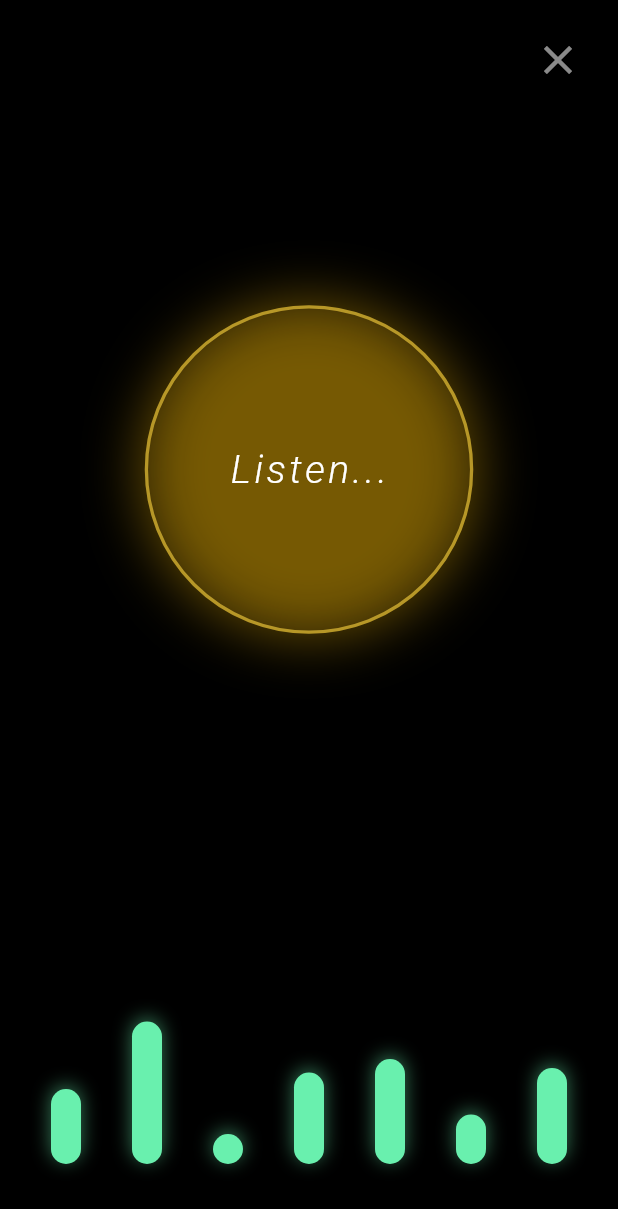
After one commit to lovelyhbym-crypto/vibe-web-app, a Flutter app: the AsmrMissionScreen screen opened directly, on a phone screen of 412 x 824 dp. The commit adds this screen. Shown: the top 1209 px of the screen. Run offline on Flutter 3.47's test engine with Material 3 defaults, Android fonts, the phone set to English and light mode, and no system bars; drawn by our look-alikes of flutter_animate; our stand-ins replace audioplayers, confetti, firebase_core, firebase_messaging, fl_chart, flutter_local_notifications and 8 more; accounts and stored records are empty; generated files the repository leaves out were written again; Roboto replaces fonts that are missing (Pretendard).

Commit message:
오디오 기능 구현

```diff
--- a/lib/features/dashboard/presentation/dashboard_screen.dart
+++ b/lib/features/dashboard/presentation/dashboard_screen.dart
@@ -157,6 +157,7 @@ class DashboardScreen extends ConsumerWidget {
           ),
           child:
               FloatingActionButton(
+                    heroTag: 'dashboard_sos_fab',
                     onPressed: () {
                       showDialog(
                         context: context,
--- /dev/null
+++ b/lib/features/vibe_shifter/presentation/asmr_mission_screen.dart
@@ -0,0 +1,201 @@
+import 'dart:async';
+import 'dart:math';
+import 'package:audioplayers/audioplayers.dart';
+import 'package:flutter/material.dart';
+import 'package:go_router/go_router.dart';
+import 'package:flutter_animate/flutter_animate.dart';
+
+class AsmrMissionScreen extends StatefulWidget {
+  const AsmrMissionScreen({super.key});
+
+  @override
+  State<AsmrMissionScreen> createState() => _AsmrMissionScreenState();
+}
+
+class _AsmrMissionScreenState extends State<AsmrMissionScreen>
+    with TickerProviderStateMixin {
+  late AudioPlayer _audioPlayer;
+  late AnimationController _breathingController;
+  final Random _random = Random();
+
+  // Visualizer bars
+  final List<double> _barHeights = List.filled(7, 50.0);
+  Timer? _visualizerTimer;
+
+  @override
+  void initState() {
+    super.initState();
+    // Delay audio loading to prevent UI freeze/crash on entry
+    WidgetsBinding.instance.addPostFrameCallback((_) {
+      Future.delayed(const Duration(milliseconds: 500), () {
+        if (mounted) _setupAudio();
+      });
+    });
+    _setupAnimations();
+  }
+
+  void _setupAudio() async {
+    _audioPlayer = AudioPlayer();
+    try {
+      // Set release mode to loop for infinite playback
+      await _audioPlayer.setReleaseMode(ReleaseMode.loop);
+      // Pre-set source to prepare buffer
+      await _audioPlayer.setSource(AssetSource('audio/coins.mp3'));
+      // Resume (play) after source is ready
+      if (mounted) {
+        await _audioPlayer.resume();
+      }
+    } catch (e) {
+      debugPrint('Error playing audio: $e');
+      if (mounted) {
+        ScaffoldMessenger.of(context).showSnackBar(
+          const SnackBar(
+            content: Text('오디오를 재생할 수 없습니다.'),
+            backgroundColor: Colors.redAccent,
+          ),
+        );
+      }
+    }
+  }
+
+  void _setupAnimations() {
+    // Breathing Controller (4 seconds cycle: 2s in, 2s out)
+    _breathingController = AnimationController(
+      vsync: this,
+      duration: const Duration(seconds: 4),
+    )..repeat(reverse: true);
+
+    // Visualizer Timer: Update heights every 100ms
+    _visualizerTimer = Timer.periodic(const Duration(milliseconds: 100), (
+      timer,
+    ) {
+      if (mounted) {
+        setState(() {
+          for (int i = 0; i < _barHeights.length; i++) {
+            // Random height between 20 and 120
+            _barHeights[i] = 20.0 + _random.nextInt(100).toDouble();
+          }
+        });
+      }
+    });
+  }
+
+  @override
+  void dispose() {
+    // Strict disposal order to prevent memory leaks
+    _visualizerTimer?.cancel();
+    _breathingController.dispose();
+
+    // Stop first, then dispose player
+    try {
+      _audioPlayer.stop().then((_) => _audioPlayer.dispose());
+    } catch (e) {
+      // Ignore audio disposal errors
+    }
+    super.dispose();
+  }
+
+  @override
+  Widget build(BuildContext context) {
+    return Scaffold(
+      backgroundColor: Colors.black, // Deep Dark Background
+      body: SafeArea(
+        child: Stack(
+          children: [
+            // Close Button
+            Positioned(
+              top: 16,
+              right: 16,
+              child: IconButton(
+                onPressed: () => context.pop(),
+                icon: const Icon(Icons.close, color: Colors.white54, size: 32),
+              ),
+            ),
+
+            // Content Center
+            Column(
+              mainAxisAlignment: MainAxisAlignment.center,
+              children: [
+                const Spacer(),
+
+                // 1. Breathing Circle (Central Object)
+                AnimatedBuilder(
+                  animation: _breathingController,
+                  builder: (context, child) {
+                    final scale =
+                        1.0 + (_breathingController.value * 0.2); // 1.0 ~ 1.2
+                    return Transform.scale(
+                      scale: scale,
+                      child: Container(
+                        width: 200,
+                        height: 200,
+                        decoration: BoxDecoration(
+                          shape: BoxShape.circle,
+                          color: Colors.amber.withOpacity(0.1),
+                          border: Border.all(
+                            color: Colors.amberAccent.withOpacity(0.6),
+                            width: 2,
+                          ),
+                          boxShadow: [
+                            BoxShadow(
+                              color: Colors.amber.withOpacity(0.4),
+                              blurRadius:
+                                  20 +
+                                  (_breathingController.value * 20), // 20 ~ 40
+                              spreadRadius: 2,
+                            ),
+                          ],
+                        ),
+                        alignment: Alignment.center,
+                        child: const Text(
+                          "Listen...",
+                          style: TextStyle(
+                            color: Colors.white,
+                            fontSize: 24,
+                            fontWeight: FontWeight.w300,
+                            fontStyle: FontStyle.italic,
+                            letterSpacing: 2,
+                          ),
+                        ),
+                      ),
+                    );
+                  },
+                ),
+
+                const Spacer(),
+
+                // 2. Fake Visualizer (Bottom)
+                SizedBox(
+                  height: 150,
+                  child: Row(
+                    mainAxisAlignment: MainAxisAlignment.spaceEvenly,
+                    crossAxisAlignment: CrossAxisAlignment.end,
+                    children: List.generate(7, (index) {
+                      return AnimatedContainer(
+                        duration: const Duration(milliseconds: 100),
+                        width: 20,
+                        height: _barHeights[index],
+                        decoration: BoxDecoration(
+                          color: Colors.greenAccent,
+                          borderRadius: BorderRadius.circular(10),
+                          boxShadow: [
+                            BoxShadow(
+                              color: Colors.greenAccent.withOpacity(0.5),
+                              blurRadius: 10,
+                              offset: const Offset(0, -2),
+                            ),
+                          ],
+                        ),
+                      );
+                    }),
+                  ),
+                ),
+                const SizedBox(height: 48),
+              ],
+            ).animate().fadeIn(duration: 800.ms),
+          ],
+        ),
+      ),
+    );
+  }
+}
--- a/lib/features/wishlist/presentation/wishlist_screen.dart
+++ b/lib/features/wishlist/presentation/wishlist_screen.dart
@@ -455,6 +455,7 @@ class WishlistScreen extends ConsumerWidget {
         floatingActionButton: BouncyButton(
           onTap: () => _showAddDialog(context, ref),
           child: FloatingActionButton(
+            heroTag: 'wishlist_add_fab',
             onPressed: () => _showAddDialog(context, ref),
             backgroundColor: const Color(0xFFCCFF00),
             child: const Icon(Icons.add, color: Colors.black),
--- a/pubspec.yaml
+++ b/pubspec.yaml
@@ -56,6 +56,7 @@ dependencies:
   image_picker: ^1.2.1
   firebase_core: ^4.3.0
   firebase_messaging: ^16.1.0
+  audioplayers: ^6.0.0
 
 dev_dependencies:
   flutter_test:
@@ -88,6 +89,7 @@ flutter:
   # To add assets to your application, add an assets section, like this:
   assets:
     - assets/images/
+    - assets/audio/
 
   # An image asset can refer to one or more resolution-specific "variants", see
   # https://flutter.dev/to/resolution-aware-images
```
Also changed, not shown: lib/features/vibe_shifter/presentation/vibe_shifter_dialog.dart (+8 -0 lines), assets/images/crack_1.png (deleted), assets/images/crack_2.png (deleted), assets/images/crack_3.png (deleted), pubspec.lock, 7 other files.
